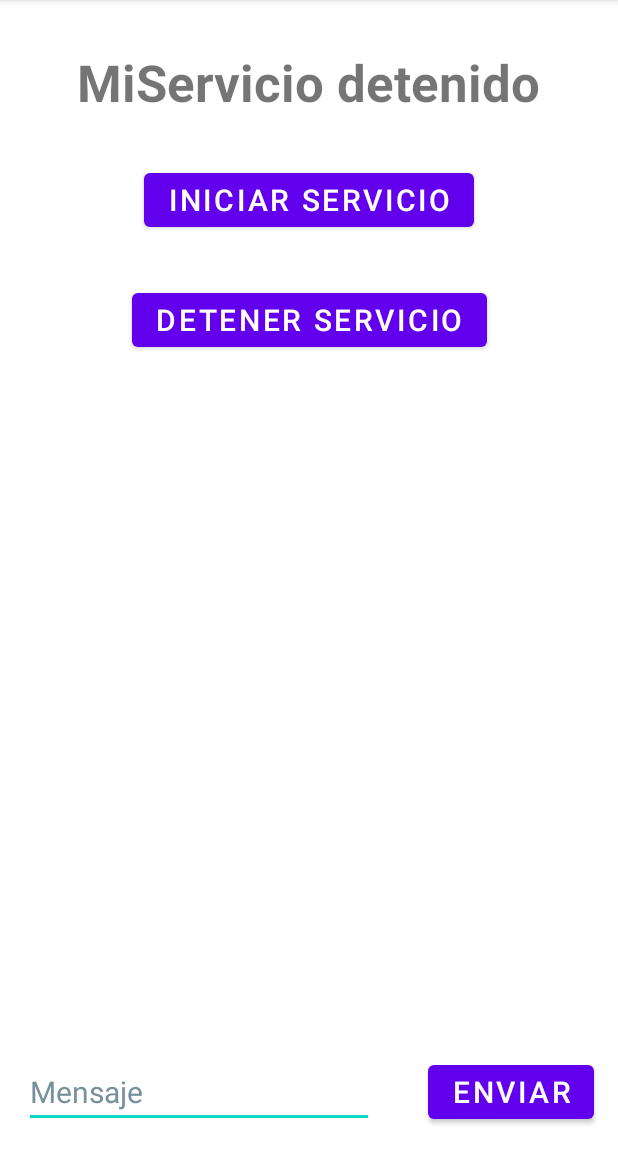
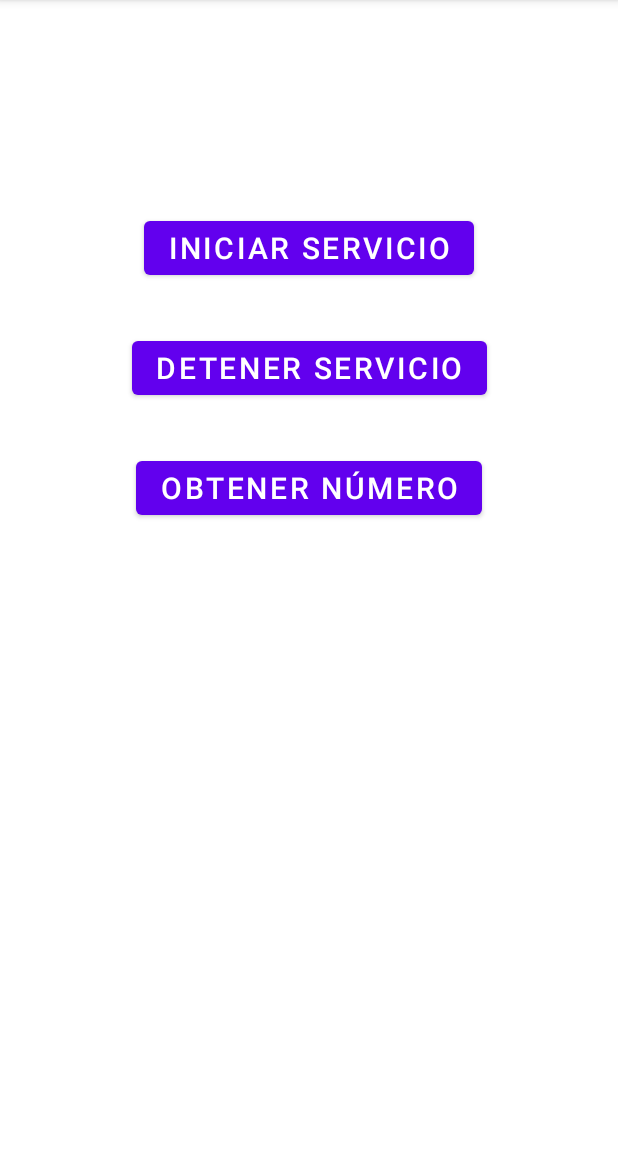
Before and after one commit to fcamussi/Android_con_Java, an Android app: the screen it shows after launch (MainActivity), on a phone screen of 412 x 824 dp, the part 84-1236 px from its top. Run offline under Robolectric (Android 15) with nearby library versions, the phone set to English and light mode, and no system bars.

Commit message:
Practica 15

```diff
--- a/Practica15/app/src/main/java/com/example/practica15/MainActivity.java
+++ b/Practica15/app/src/main/java/com/example/practica15/MainActivity.java
@@ -2,7 +2,6 @@ package com.example.practica15;
 
 import androidx.appcompat.app.AppCompatActivity;
 
-import android.app.ActivityManager;
 import android.content.Intent;
 import android.os.Bundle;
 import android.util.Log;
@@ -11,7 +10,8 @@ import android.widget.TextView;
 
 public class MainActivity extends AppCompatActivity {
 
-    TextView textView;
+    TextView textView, textView2;
+    NumeroAleatorio numeroAleatorio;
 
     @Override
     protected void onCreate(Bundle savedInstanceState) {
@@ -19,7 +19,8 @@ public class MainActivity extends AppCompatActivity {
         setContentView(R.layout.activity_main);
 
         textView = findViewById(R.id.textView);
-        textView.setText("MiServicio detenido");
+        textView2 = findViewById(R.id.textView2);
+        numeroAleatorio = new NumeroAleatorio();
     }
 
     public void onClickIniciar(View view) {
@@ -34,6 +35,10 @@ public class MainActivity extends AppCompatActivity {
         textView.setText("MiServicio detenido");
     }
 
+    public void onClickObtenerNumero(View view) {
+        textView2.setText(String.valueOf(numeroAleatorio.get()));
+    }
+
     @Override
     protected void onDestroy() {
         super.onDestroy();
--- /dev/null
+++ b/Practica15/app/src/main/java/com/example/practica15/NumeroAleatorio.java
@@ -0,0 +1,15 @@
+package com.example.practica15;
+
+public class NumeroAleatorio {
+
+    static int numero;
+
+    public void generar() {
+        numero = (int)(Math.random()*1000+1);
+    }
+
+    public int get() {
+        return numero;
+    }
+
+}
--- a/Practica15/app/src/main/res/layout/activity_main.xml
+++ b/Practica15/app/src/main/res/layout/activity_main.xml
@@ -10,11 +10,12 @@
         android:id="@+id/button"
         android:layout_width="wrap_content"
         android:layout_height="wrap_content"
-        android:layout_marginTop="32dp"
+        android:layout_marginTop="64dp"
         android:onClick="onClickIniciar"
         android:text="@string/iniciar_servicio"
         android:textSize="20sp"
         app:layout_constraintEnd_toEndOf="parent"
+        app:layout_constraintHorizontal_bias="0.5"
         app:layout_constraintStart_toStartOf="parent"
         app:layout_constraintTop_toBottomOf="@+id/textView" />
 
@@ -27,34 +28,22 @@
         android:text="@string/detener_servicio"
         android:textSize="20sp"
         app:layout_constraintEnd_toEndOf="parent"
+        app:layout_constraintHorizontal_bias="0.5"
         app:layout_constraintStart_toStartOf="parent"
         app:layout_constraintTop_toBottomOf="@+id/button" />
-
-    <EditText
-        android:id="@+id/etMensaje"
-        android:layout_width="wrap_content"
-        android:layout_height="wrap_content"
-        android:layout_marginStart="16dp"
-        android:layout_marginBottom="16dp"
-        android:autofillHints=""
-        android:ems="10"
-        android:hint="@string/mensaje"
-        android:inputType="textPersonName"
-        android:textColorHint="#78909C"
-        android:textSize="20sp"
-        app:layout_constraintBottom_toBottomOf="parent"
-        app:layout_constraintStart_toStartOf="parent" />
 
     <Button
         android:id="@+id/button3"
         android:layout_width="wrap_content"
         android:layout_height="wrap_content"
-        android:layout_marginEnd="16dp"
-        android:layout_marginBottom="16dp"
-        android:text="@string/enviar"
+        android:layout_marginTop="32dp"
+        android:onClick="onClickObtenerNumero"
+        android:text="Obtener número"
         android:textSize="20sp"
-        app:layout_constraintBottom_toBottomOf="parent"
-        app:layout_constraintEnd_toEndOf="parent" />
+        app:layout_constraintEnd_toEndOf="parent"
+        app:layout_constraintHorizontal_bias="0.5"
+        app:layout_constraintStart_toStartOf="parent"
+        app:layout_constraintTop_toBottomOf="@+id/button2" />
 
     <TextView
         android:id="@+id/textView"
@@ -67,4 +56,15 @@
         app:layout_constraintStart_toStartOf="parent"
         app:layout_constraintTop_toTopOf="parent" />
 
+    <TextView
+        android:id="@+id/textView2"
+        android:layout_width="wrap_content"
+        android:layout_height="wrap_content"
+        android:layout_marginTop="64dp"
+        android:textSize="48sp"
+        android:textStyle="bold"
+        app:layout_constraintEnd_toEndOf="parent"
+        app:layout_constraintStart_toStartOf="parent"
+        app:layout_constraintTop_toBottomOf="@+id/button3" />
+
 </androidx.constraintlayout.widget.ConstraintLayout>
```
Also changed, not shown: Practica15/app/src/main/java/com/example/practica15/MiServicio.java (+22 -20 lines).
